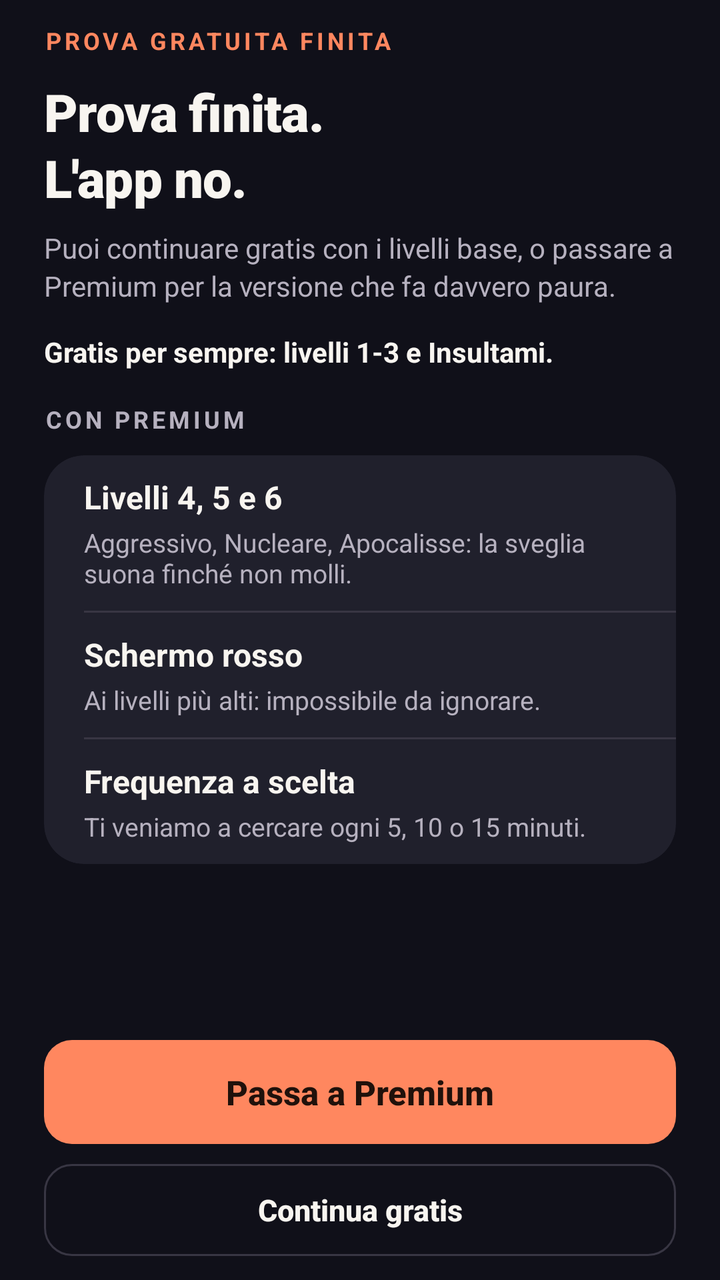
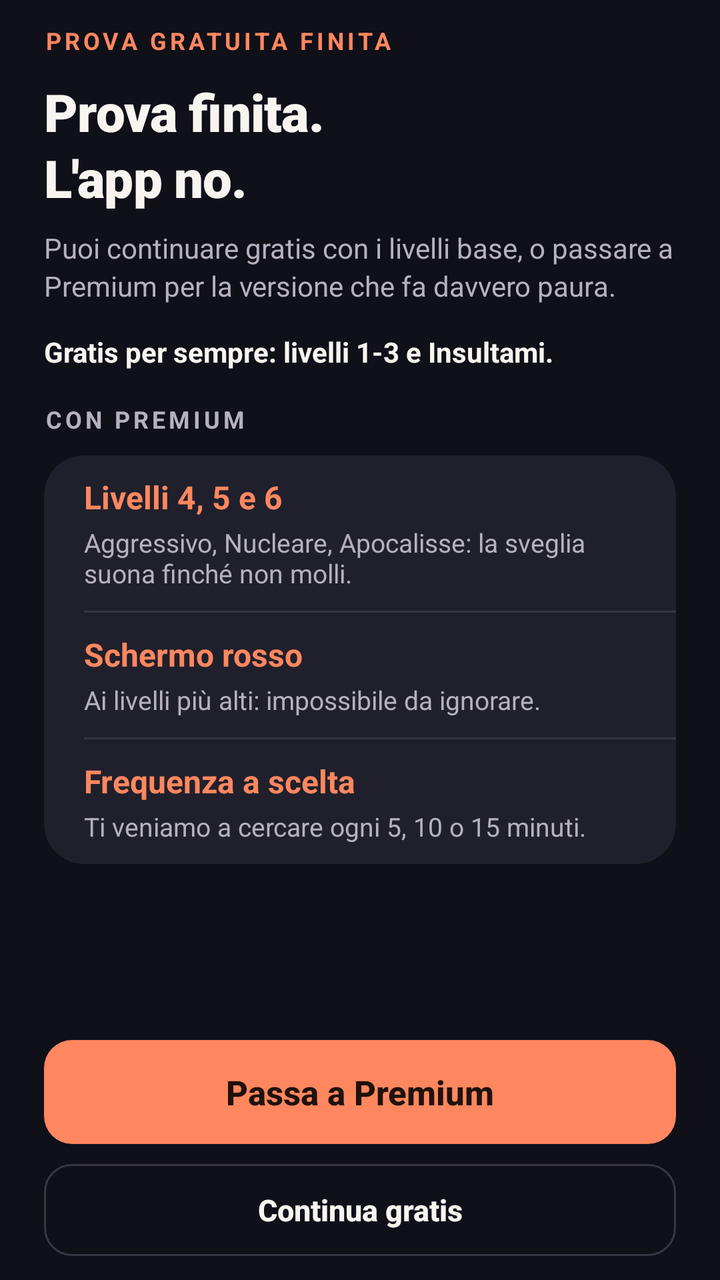

Before-and-after screenshots of an Android layout around one commit, followed by the original layout XML and the change that was made.
<!-- AndroidManifest.xml: activity theme Theme.Stacca -->
<!-- res/layout/activity_trial_expired.xml -->
<?xml version="1.0" encoding="utf-8"?>
<ScrollView xmlns:android="http://schemas.android.com/apk/res/android"
    xmlns:app="http://schemas.android.com/apk/res-auto"
    android:layout_width="match_parent"
    android:layout_height="match_parent"
    android:background="@color/home_bg"
    android:fillViewport="true">

    <LinearLayout
        android:layout_width="match_parent"
        android:layout_height="match_parent"
        android:orientation="vertical"
        android:paddingStart="22dp"
        android:paddingEnd="22dp"
        android:paddingTop="@dimen/page_padding_top"
        android:paddingBottom="12dp">

        <TextView
            android:layout_width="wrap_content"
            android:layout_height="wrap_content"
            android:text="@string/trial_v2_label"
            android:textSize="12sp"
            android:textStyle="bold"
            android:letterSpacing="0.14"
            android:textColor="@color/home_accent" />

        <TextView
            android:id="@+id/tvTrialTitle"
            android:layout_width="match_parent"
            android:layout_height="wrap_content"
            android:layout_marginTop="10dp"
            android:text="@string/trial_v2_title"
            android:textSize="@dimen/page_title_size"
            android:fontFamily="sans-serif-black"
            android:lineSpacingMultiplier="1.08"
            android:letterSpacing="-0.01"
            android:textColor="@color/home_text" />

        <TextView
            android:id="@+id/tvTrialSubtitle"
            android:layout_width="match_parent"
            android:layout_height="wrap_content"
            android:layout_marginTop="8dp"
            android:text="@string/trial_v2_sub"
            android:textSize="14sp"
            android:lineSpacingMultiplier="1.15"
            android:textColor="@color/home_text_secondary" />

        
        <TextView
            android:layout_width="match_parent"
            android:layout_height="wrap_content"
            android:layout_marginTop="14dp"
            android:text="@string/trial_v2_free_line"
            android:textSize="14sp"
            android:textStyle="bold"
            android:textColor="@color/home_text" />

        
        <TextView
            style="@style/Stacca.Settings.SectionLabel"
            android:layout_marginTop="16dp"
            android:text="@string/trial_v2_premium_label" />

        <com.google.android.material.card.MaterialCardView style="@style/Stacca.Settings.Card">
            <LinearLayout
                android:layout_width="match_parent"
                android:layout_height="wrap_content"
                android:orientation="vertical">

                <LinearLayout style="@style/Stacca.Settings.Row">
                    <LinearLayout style="@style/Stacca.Settings.RowTexts">
                        <TextView style="@style/Stacca.Settings.RowTitle" android:text="@string/paywall_f1_title" />
                        <TextView style="@style/Stacca.Settings.RowDesc" android:text="@string/paywall_f1_desc" />
                    </LinearLayout>
                </LinearLayout>

                <View style="@style/Stacca.Settings.Divider" />

                <LinearLayout style="@style/Stacca.Settings.Row">
                    <LinearLayout style="@style/Stacca.Settings.RowTexts">
                        <TextView style="@style/Stacca.Settings.RowTitle" android:text="@string/paywall_f2_title" />
                        <TextView style="@style/Stacca.Settings.RowDesc" android:text="@string/paywall_f2_desc" />
                    </LinearLayout>
                </LinearLayout>

                <View style="@style/Stacca.Settings.Divider" />

                <LinearLayout style="@style/Stacca.Settings.Row">
                    <LinearLayout style="@style/Stacca.Settings.RowTexts">
                        <TextView style="@style/Stacca.Settings.RowTitle" android:text="@string/paywall_f3_title" />
                        <TextView style="@style/Stacca.Settings.RowDesc" android:text="@string/paywall_f3_desc" />
                    </LinearLayout>
                </LinearLayout>
            </LinearLayout>
        </com.google.android.material.card.MaterialCardView>

        <Space
            android:layout_width="match_parent"
            android:layout_height="0dp"
            android:layout_weight="1"
            android:minHeight="20dp" />

        <com.google.android.material.button.MaterialButton
            android:id="@+id/btnTrialRegister"
            android:layout_width="match_parent"
            android:layout_height="52dp"
            android:insetTop="0dp"
            android:insetBottom="0dp"
            android:text="@string/trial_v2_btn_premium"
            android:textSize="17sp"
            android:textStyle="bold"
            android:textAllCaps="false"
            android:letterSpacing="0"
            android:textColor="@color/home_on_accent"
            app:backgroundTint="@color/home_accent"
            app:cornerRadius="14dp"
            app:elevation="0dp" />

        <com.google.android.material.button.MaterialButton
            android:id="@+id/btnTrialContinueFree"
            style="@style/Widget.Material3.Button.OutlinedButton"
            android:layout_width="match_parent"
            android:layout_height="46dp"
            android:layout_marginTop="10dp"
            android:insetTop="0dp"
            android:insetBottom="0dp"
            android:text="@string/trial_v2_btn_free"
            android:textSize="15sp"
            android:textStyle="bold"
            android:textAllCaps="false"
            android:letterSpacing="0"
            android:textColor="@color/home_text"
            app:strokeColor="@color/home_border"
            app:strokeWidth="1dp"
            app:cornerRadius="14dp" />

    </LinearLayout>
</ScrollView>
<!-- resources referenced by this layout -->
<resources>
  <color name="home_accent">#FF875F</color>
  <color name="home_bg">#101019</color>
  <color name="home_border">#383643</color>
  <color name="home_on_accent">#20110B</color>
  <color name="home_text">#F8F5F0</color>
  <color name="home_text_secondary">#B6B1BF</color>
  <dimen name="page_padding_top">12dp</dimen>
  <dimen name="page_title_size">26sp</dimen>
  <string name="paywall_f1_desc">Aggressivo, Nucleare, Apocalisse: la sveglia suona finché non molli.</string>
  <string name="paywall_f1_title">Livelli 4, 5 e 6</string>
  <string name="paywall_f2_desc">Ai livelli più alti: impossibile da ignorare.</string>
  <string name="paywall_f2_title">Schermo rosso</string>
  <string name="paywall_f3_desc">Ti veniamo a cercare ogni 5, 10 o 15 minuti.</string>
  <string name="paywall_f3_title">Frequenza a scelta</string>
  <string name="trial_v2_btn_free">Continua gratis</string>
  <string name="trial_v2_btn_premium">Passa a Premium</string>
  <string name="trial_v2_free_line">Gratis per sempre: livelli 1-3 e Insultami.</string>
  <string name="trial_v2_label">PROVA GRATUITA FINITA</string>
  <string name="trial_v2_premium_label">Con Premium</string>
  <string name="trial_v2_sub">Puoi continuare gratis con i livelli base, o passare a Premium per la versione che fa davvero paura.</string>
  <string name="trial_v2_title">Prova finita.\nL\'app no.</string>
  <style name="Stacca.Settings.Card" parent="Widget.Material3.CardView.Filled">
          <item name="android:layout_width">match_parent</item>
          <item name="android:layout_height">wrap_content</item>
          <item name="cardBackgroundColor">@color/home_surface</item>
          <item name="cardCornerRadius">20dp</item>
          <item name="cardElevation">0dp</item>
          <item name="strokeWidth">0dp</item>
      </style>
  <style name="Stacca.Settings.Divider">
          <item name="android:layout_width">match_parent</item>
          <item name="android:layout_height">1dp</item>
          <item name="android:layout_marginStart">20dp</item>
          <item name="android:background">@color/home_border</item>
      </style>
  <style name="Stacca.Settings.RowDesc">
          <item name="android:layout_width">wrap_content</item>
          <item name="android:layout_height">wrap_content</item>
          <item name="android:layout_marginTop">3dp</item>
          <item name="android:textSize">13sp</item>
          <item name="android:textColor">@color/home_text_secondary</item>
      </style>
  <style name="Stacca.Settings.RowTexts">
          <item name="android:layout_width">0dp</item>
          <item name="android:layout_height">wrap_content</item>
          <item name="android:layout_weight">1</item>
          <item name="android:layout_marginEnd">12dp</item>
          <item name="android:orientation">vertical</item>
      </style>
  <style name="Stacca.Settings.RowTitle">
          <item name="android:layout_width">wrap_content</item>
          <item name="android:layout_height">wrap_content</item>
          <item name="android:textSize">16sp</item>
          <item name="android:textStyle">bold</item>
          <item name="android:textColor">@color/home_text</item>
      </style>
  <color name="home_surface">#20202C</color>
  <dimen name="settings_row_min_height">52dp</dimen>
  <dimen name="settings_row_padding_v">10dp</dimen>
  <color name="primary">#FF6B35</color>
  <color name="primary_dark">#E55A2B</color>
  <color name="on_primary">#FFFFFF</color>
  <color name="secondary">#7B2FF7</color>
  <color name="on_secondary">#FFFFFF</color>
  <color name="tertiary">#00C9A7</color>
  <color name="on_tertiary">#FFFFFF</color>
  <color name="background_dark">#0D0D1A</color>
  <color name="surface">#16213E</color>
  <color name="surface_variant">#1E2A4A</color>
  <color name="text_primary">#FFFFFF</color>
  <color name="text_secondary">#B0B0CC</color>
  <color name="text_hint">#6E6E8A</color>
  <!-- unchanged entries left out for length: 3 -->
</resources>

<!-- the commit's change to res/layout/activity_trial_expired.xml (unified diff, before → after) -->
@@ -70,7 +70,7 @@
 
                 <LinearLayout style="@style/Stacca.Settings.Row">
                     <LinearLayout style="@style/Stacca.Settings.RowTexts">
-                        <TextView style="@style/Stacca.Settings.RowTitle" android:text="@string/paywall_f1_title" />
+                        <TextView style="@style/Stacca.Settings.RowTitle.Accent" android:text="@string/paywall_f1_title" />
                         <TextView style="@style/Stacca.Settings.RowDesc" android:text="@string/paywall_f1_desc" />
                     </LinearLayout>
                 </LinearLayout>
@@ -79,7 +79,7 @@
 
                 <LinearLayout style="@style/Stacca.Settings.Row">
                     <LinearLayout style="@style/Stacca.Settings.RowTexts">
-                        <TextView style="@style/Stacca.Settings.RowTitle" android:text="@string/paywall_f2_title" />
+                        <TextView style="@style/Stacca.Settings.RowTitle.Accent" android:text="@string/paywall_f2_title" />
                         <TextView style="@style/Stacca.Settings.RowDesc" android:text="@string/paywall_f2_desc" />
                     </LinearLayout>
                 </LinearLayout>
@@ -88,7 +88,7 @@
 
                 <LinearLayout style="@style/Stacca.Settings.Row">
                     <LinearLayout style="@style/Stacca.Settings.RowTexts">
-                        <TextView style="@style/Stacca.Settings.RowTitle" android:text="@string/paywall_f3_title" />
+                        <TextView style="@style/Stacca.Settings.RowTitle.Accent" android:text="@string/paywall_f3_title" />
                         <TextView style="@style/Stacca.Settings.RowDesc" android:text="@string/paywall_f3_desc" />
                     </LinearLayout>
                 </LinearLayout>
<!-- resource entries referenced after the edit -->
@@ -49,12 +49,8 @@
           <item name="android:layout_marginEnd">12dp</item>
           <item name="android:orientation">vertical</item>
       </style>
-  <style name="Stacca.Settings.RowTitle">
-          <item name="android:layout_width">wrap_content</item>
-          <item name="android:layout_height">wrap_content</item>
-          <item name="android:textSize">16sp</item>
-          <item name="android:textStyle">bold</item>
-          <item name="android:textColor">@color/home_text</item>
+  <style name="Stacca.Settings.RowTitle.Accent">
+          <item name="android:textColor">@color/home_accent</item>
       </style>
   <color name="home_surface">#20202C</color>
   <dimen name="settings_row_min_height">52dp</dimen>
